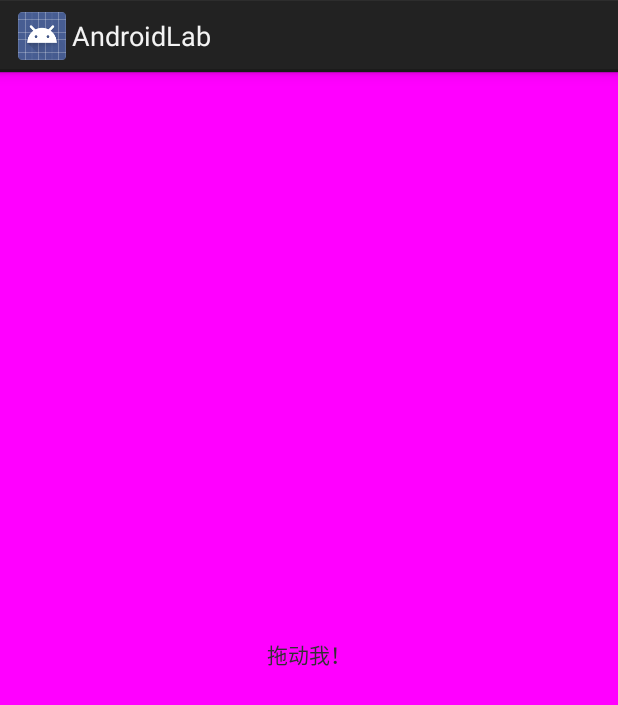
After one commit to burulangtu/AndroidLab, an Android app: the layout activity_drag_view.xml on its own in the app's theme, with its tools: preview values and no code run, on a phone screen of 412 x 824 dp. The commit adds this screen. Shown: the top 705 px of the screen. Run offline under Robolectric (Android 15) with nearby library versions, the phone set to English and light mode, and no system bars.

Commit message:
ViewDragHelper 拖拽辅助类使用 参考资料：http://blog.csdn.net/qq_22393017/article/details/78045810

```diff
--- a/app/build.gradle
+++ b/app/build.gradle
@@ -2,7 +2,7 @@ apply plugin: 'com.android.application'
 
 android {
     compileSdkVersion 25
-    buildToolsVersion "25.0.2"
+    buildToolsVersion "26.0.2"
     defaultConfig {
         applicationId "com.sunkai.lab.androidlab"
         minSdkVersion 16
--- a/app/src/main/AndroidManifest.xml
+++ b/app/src/main/AndroidManifest.xml
@@ -40,7 +40,10 @@
         <activity android:name=".sensor.SensorActivity" />
         <activity android:name=".fish.FishActivity" />
         <activity android:name=".dragball.DragBallActivity" />
-        <activity android:name=".pullrefreshView.PullRefreshViewActivity"></activity>
+        <activity android:name=".pullrefreshView.PullRefreshViewActivity" />
+        <activity
+            android:name=".dragview.DragViewActivity"
+            android:theme="@style/Base.Theme.AppCompat"></activity>
     </application>
 
 </manifest>
--- a/app/src/main/java/com/sunkai/lab/androidlab/MainActivity.java
+++ b/app/src/main/java/com/sunkai/lab/androidlab/MainActivity.java
@@ -14,6 +14,7 @@ import com.sunkai.lab.androidlab.diyloading.DiyLoadingActivity;
 import com.sunkai.lab.androidlab.diyscroller.DIYSliderActivity;
 import com.sunkai.lab.androidlab.diyview.DIYViewActivity;
 import com.sunkai.lab.androidlab.dragball.DragBallActivity;
+import com.sunkai.lab.androidlab.dragview.DragViewActivity;
 import com.sunkai.lab.androidlab.fish.FishActivity;
 import com.sunkai.lab.androidlab.miclock.MiClockActivity;
 import com.sunkai.lab.androidlab.mixtypeset.MixTextImageActivity;
@@ -53,6 +54,7 @@ public class MainActivity extends Activity {
         labItemTitles.add("自定义View,小金鱼");
         labItemTitles.add("自定义View,未读消息拖拽粘性效果");
         labItemTitles.add("自定义下拉上拉");
+        labItemTitles.add("拖拽效果");
     }
 
     @Override
@@ -116,6 +118,9 @@ public class MainActivity extends Activity {
             case 12:
                 intent = new Intent(this, PullRefreshViewActivity.class);
                 break;
+            case 13:
+                intent = new Intent(this, DragViewActivity.class);
+                break;
         }
 
         if (intent != null) {
--- /dev/null
+++ b/app/src/main/res/layout/activity_drag_view.xml
@@ -0,0 +1,13 @@
+<?xml version="1.0" encoding="utf-8"?>
+<com.sunkai.lab.androidlab.dragview.MyDraggableView xmlns:android="http://schemas.android.com/apk/res/android"
+    android:layout_width="match_parent"
+    android:layout_height="match_parent"
+    android:background="#0f0">
+
+    <TextView
+        android:layout_width="match_parent"
+        android:layout_height="match_parent"
+        android:background="#f0f"
+        android:gravity="center"
+        android:text="拖动我！" />
+</com.sunkai.lab.androidlab.dragview.MyDraggableView>
--- a/zxingLibrary/build.gradle
+++ b/zxingLibrary/build.gradle
@@ -2,7 +2,7 @@ apply plugin: 'com.android.library'
 
 android {
     compileSdkVersion 23
-    buildToolsVersion "25.0.2"
+    buildToolsVersion "26.0.2"
 
     defaultConfig {
         minSdkVersion 14
```
Also changed, not shown: app/src/main/java/com/sunkai/lab/androidlab/dragview/DragViewActivity.java (added, +15 -0 lines), app/src/main/java/com/sunkai/lab/androidlab/dragview/DraggableViewCallback.java (added, +63 -0 lines), app/src/main/java/com/sunkai/lab/androidlab/dragview/MyDraggableView.java (added, +86 -0 lines).
